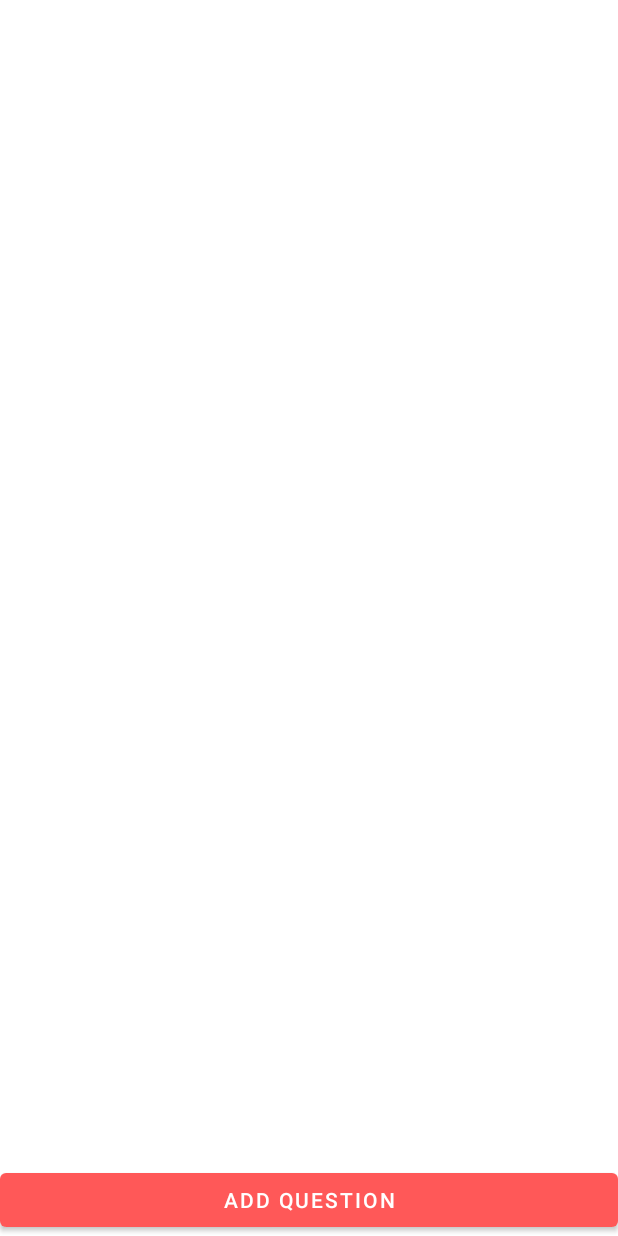
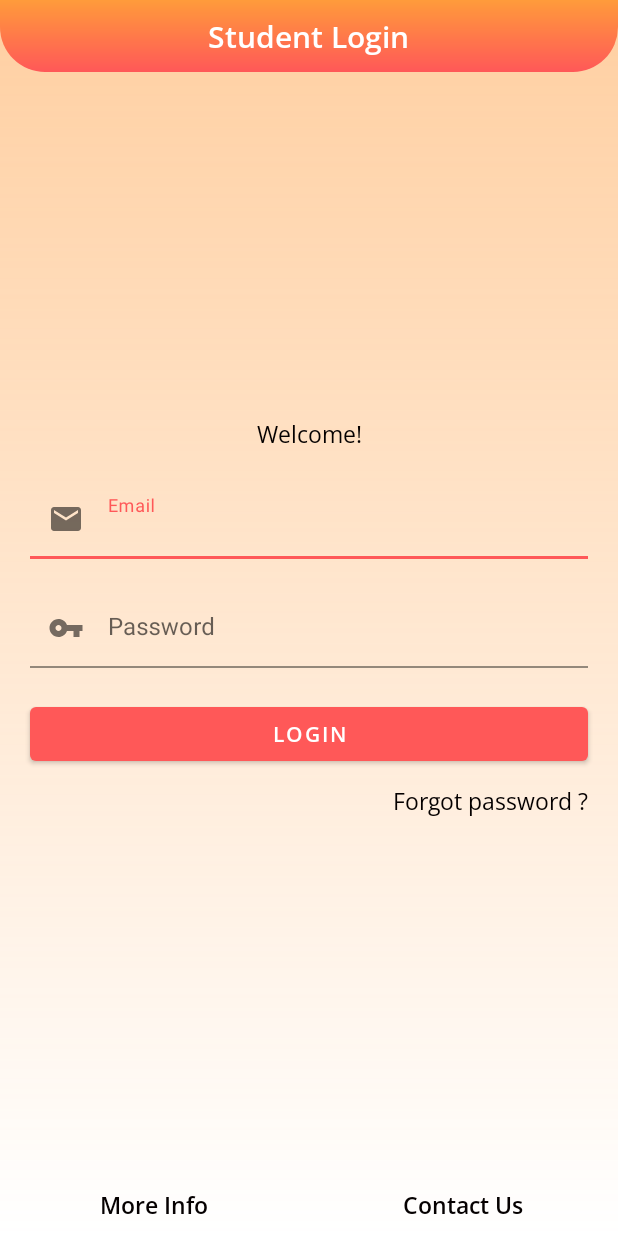
Before and after one commit to theanandankit/OMRReaderAndroid, an Android app: the screen it shows after launch (AddQuestionScreen before the commit, StudentLoginActivity after it), on a phone screen of 412 x 824 dp. Run offline under Robolectric (Android 15) with nearby library versions, the phone set to English and light mode, and no system bars.

Commit message:
Student Login and Fragments

```diff
--- a/app/build.gradle
+++ b/app/build.gradle
@@ -26,6 +26,7 @@ dependencies {
     implementation fileTree(dir: "libs", include: ["*.jar"])
     implementation 'androidx.appcompat:appcompat:1.2.0'
     implementation 'androidx.constraintlayout:constraintlayout:2.0.2'
+    implementation 'androidx.legacy:legacy-support-v4:1.0.0'
     testImplementation 'junit:junit:4.12'
     androidTestImplementation 'androidx.test.ext:junit:1.1.1'
     androidTestImplementation 'androidx.test.espresso:espresso-core:3.2.0'
--- /dev/null
+++ b/app/src/main/java/com/Project/OMRReader/Activity/StudentLoginActivity.java
@@ -0,0 +1,94 @@
+package com.Project.OMRReader.Activity;
+
+import androidx.appcompat.app.AppCompatActivity;
+
+import android.content.Intent;
+import android.os.Bundle;
+import android.view.View;
+import android.widget.Toast;
+
+import com.Project.OMRReader.Models.RetrofitModels.StudentInfoResponse;
+import com.Project.OMRReader.R;
+import com.Project.OMRReader.Services.RetrofitInterface;
+import com.google.android.material.button.MaterialButton;
+import com.google.android.material.textfield.TextInputLayout;
+import com.google.android.material.textview.MaterialTextView;
+
+import retrofit2.Call;
+import retrofit2.Callback;
+import retrofit2.Response;
+import retrofit2.Retrofit;
+import retrofit2.converter.gson.GsonConverterFactory;
+
+public class StudentLoginActivity extends AppCompatActivity {
+    private MaterialButton loginButton;
+    private TextInputLayout emailView;
+    private TextInputLayout passwordView;
+    private Retrofit retrofit;
+    private RetrofitInterface service;
+
+    @Override
+    protected void onCreate(Bundle savedInstanceState) {
+        super.onCreate(savedInstanceState);
+        setContentView(R.layout.activity_student_login);
+        retrofit= new Retrofit.Builder()
+                .baseUrl("https://omrreaderapi.herokuapp.com/api/")
+                .addConverterFactory(GsonConverterFactory.create())
+                .build();
+        getViews();
+        setClick();
+
+        service= retrofit.create(RetrofitInterface.class);
+
+
+    }
+    private void getViews() {
+
+        loginButton = findViewById(R.id.studentLoginButton);
+        emailView = findViewById(R.id.student_email);
+        passwordView = findViewById(R.id.student_password);
+    }
+
+    private void setClick() {
+        loginButton.setOnClickListener(new View.OnClickListener() {
+            @Override
+            public void onClick(View v) {
+              Call<StudentInfoResponse> call = service.studentLogin(emailView.getEditText().getText().toString(),passwordView.getEditText().getText().toString());
+
+              call.enqueue(new Callback<StudentInfoResponse>() {
+                  @Override
+                  public void onResponse(Call<StudentInfoResponse> call, Response<StudentInfoResponse> response) {
+
+                      if(!response.isSuccessful())
+                      {
+                          Toast.makeText(getApplicationContext(),"Login Failed", Toast.LENGTH_LONG);
+                          return;
+                      }
+                      Toast.makeText(getApplicationContext(),"Login Successful", Toast.LENGTH_LONG);
+                      Intent i  = new Intent(StudentLoginActivity.this, StudentHomeScreenActivity.class);
+
+                      i.putExtra("token",response.body().getToken());
+                      i.putExtra("id",response.body().getId());
+                      startActivity(i);
+
+                  }
+
+                  @Override
+                  public void onFailure(Call<StudentInfoResponse> call, Throwable t) {
+                      Toast.makeText(getApplicationContext(),"Login Failed", Toast.LENGTH_LONG);
+
+
+                  }
+              });
+
+
+
+
+
+            }
+        });
+
+
+
+    }
+}
--- a/app/src/main/java/com/Project/OMRReader/Services/RetrofitInterface.java
+++ b/app/src/main/java/com/Project/OMRReader/Services/RetrofitInterface.java
@@ -3,6 +3,7 @@ package com.Project.OMRReader.Services;
 import com.Project.OMRReader.Models.RetrofitModels.AdminHomeResponse;
 import com.Project.OMRReader.Models.RetrofitModels.QuizResponse;
 import com.Project.OMRReader.Models.RetrofitModels.ResponseStatus;
+import com.Project.OMRReader.Models.RetrofitModels.StudentInfoResponse;
 
 import java.util.ArrayList;
 
@@ -18,6 +19,10 @@ public interface RetrofitInterface {
     @FormUrlEncoded
     Call<ResponseStatus> adminLogin(@Field("username") String username,@Field("password") String password);
 
+    @POST("login/")
+    @FormUrlEncoded
+    Call<StudentInfoResponse> studentLogin(@Field("email") String email, @Field("password") String password );
+
     @GET("allQuizInfo/")
     Call<ArrayList<QuizResponse>> getAllQuiz();
 
--- /dev/null
+++ b/app/src/main/res/layout/activity_student_login.xml
@@ -0,0 +1,158 @@
+<?xml version="1.0" encoding="utf-8"?>
+<RelativeLayout xmlns:android="http://schemas.android.com/apk/res/android"
+    xmlns:app="http://schemas.android.com/apk/res-auto"
+    xmlns:tools="http://schemas.android.com/tools"
+    android:layout_width="match_parent"
+    android:background="@drawable/backgroundgradient"
+    android:layout_height="match_parent"
+    tools:context=".Activity.loginActivity">
+
+    <LinearLayout
+        android:layout_width="match_parent"
+        android:layout_height="wrap_content"
+        android:background="@drawable/halfround"
+
+        android:gravity="center">
+
+        <TextView
+            android:layout_width="wrap_content"
+            android:layout_height="wrap_content"
+            android:layout_margin="10dp"
+            android:fontFamily="@font/open_sans_semibold"
+            android:text="Student Login"
+            android:textColor="@color/white"
+            android:textSize="20dp">
+
+        </TextView>
+
+    </LinearLayout>
+
+    <LinearLayout
+        android:layout_width="match_parent"
+        android:layout_height="wrap_content"
+        android:layout_centerInParent="true"
+        android:orientation="vertical">
+
+        <TextView
+            android:layout_width="match_parent"
+            android:layout_height="wrap_content"
+            android:layout_marginLeft="20dp"
+            android:layout_marginRight="20dp"
+            android:fontFamily="@font/open_sans"
+            android:gravity="center"
+            android:text="Welcome!"
+            android:textColor="@color/black"
+            android:textSize="15dp">
+
+        </TextView>
+
+        <com.google.android.material.textfield.TextInputLayout
+            android:id="@+id/student_email"
+            android:layout_width="match_parent"
+            android:layout_height="wrap_content"
+            android:layout_marginLeft="20dp"
+            android:layout_marginTop="20dp"
+            app:startIconDrawable="@drawable/ic_baseline_email_24"
+            android:layout_marginRight="20dp">
+
+            <com.google.android.material.textfield.TextInputEditText
+                android:layout_width="match_parent"
+                android:layout_height="wrap_content"
+                android:hint="Email"
+                android:background="@color/transparent"
+                android:inputType="text"
+                android:includeFontPadding="false"
+                android:backgroundTint="@color/transparent"
+                android:singleLine="true" />
+
+        </com.google.android.material.textfield.TextInputLayout>
+
+        <com.google.android.material.textfield.TextInputLayout
+            android:id="@+id/student_password"
+            android:layout_width="match_parent"
+            android:layout_height="wrap_content"
+            android:layout_marginLeft="20dp"
+            app:startIconDrawable="@drawable/ic_baseline_vpn_key_24"
+            android:layout_marginTop="20dp"
+            android:layout_marginRight="20dp">
+
+            <com.google.android.material.textfield.TextInputEditText
+                android:layout_width="match_parent"
+                android:layout_height="wrap_content"
+                android:hint="Password"
+                android:background="@color/transparent"
+                android:inputType="textPassword"
+                android:includeFontPadding="false"
+                android:backgroundTint="@color/transparent"
+                android:singleLine="true" />
+
+        </com.google.android.material.textfield.TextInputLayout>
+
+        <com.google.android.material.button.MaterialButton
+            android:layout_width="match_parent"
+            android:layout_height="wrap_content"
+            android:layout_marginLeft="20dp"
+            android:layout_marginTop="20dp"
+            android:id="@+id/studentLoginButton"
+            android:layout_marginRight="20dp"
+            android:text="Login"
+            android:fontFamily="@font/open_sans_semibold">
+
+        </com.google.android.material.button.MaterialButton>
+
+        <TextView
+            android:layout_width="match_parent"
+            android:layout_height="wrap_content"
+            android:text="Forgot password ?"
+            android:textSize="15dp"
+            android:fontFamily="@font/open_sans"
+            android:textColor="@color/black"
+            android:gravity="right"
+            android:layout_marginTop="10dp"
+            android:layout_marginLeft="20dp"
+            android:layout_marginRight="20dp">
+
+        </TextView>
+
+
+    </LinearLayout>
+
+    <LinearLayout
+        android:layout_width="match_parent"
+        android:layout_height="wrap_content"
+        android:layout_alignParentBottom="true"
+        android:orientation="horizontal"
+        android:layout_marginBottom="10dp">
+
+        <TextView
+            android:layout_width="match_parent"
+            android:layout_height="wrap_content"
+            android:text="More Info"
+            android:textSize="15dp"
+            android:fontFamily="@font/open_sans_semibold"
+            android:textColor="@color/black"
+            android:gravity="center"
+            android:layout_marginLeft="20dp"
+            android:layout_marginRight="20dp"
+            android:layout_weight="1">
+
+        </TextView>
+
+
+        <TextView
+            android:layout_width="match_parent"
+            android:layout_height="wrap_content"
+            android:text="Contact Us"
+            android:textSize="15dp"
+            android:fontFamily="@font/open_sans_semibold"
+            android:textColor="@color/black"
+            android:gravity="center"
+            android:layout_weight="1"
+            android:layout_marginLeft="20dp"
+            android:layout_marginRight="20dp">
+
+        </TextView>
+
+    </LinearLayout>
+
+</RelativeLayout>
--- a/app/src/main/res/values/strings.xml
+++ b/app/src/main/res/values/strings.xml
@@ -1,3 +1,5 @@
 <resources>
     <string name="app_name">OMRReader</string>
+    <!-- TODO: Remove or change this placeholder text -->
+    <string name="hello_blank_fragment">Hello blank fragment</string>
 </resources>
```
Also changed, not shown: app/src/main/AndroidManifest.xml (+6 -3 lines), app/src/main/java/com/Project/OMRReader/Activity/StudentHomeScreenActivity.java (added, +64 -0 lines), app/src/main/java/com/Project/OMRReader/Fragments/StudentHomeFragment.java (added, +24 -0 lines), app/src/main/java/com/Project/OMRReader/Models/RetrofitModels/StudentInfoResponse.java (added, +20 -0 lines), app/src/main/res/drawable/border.xml (added, +9 -0 lines), app/src/main/res/layout/activity_student_home_screen.xml (added, +51 -0 lines), app/src/main/res/layout/fragment_student_home.xml (added, +36 -0 lines), app/src/main/res/menu/student_bottom_menu.xml (added, +19 -0 lines).
